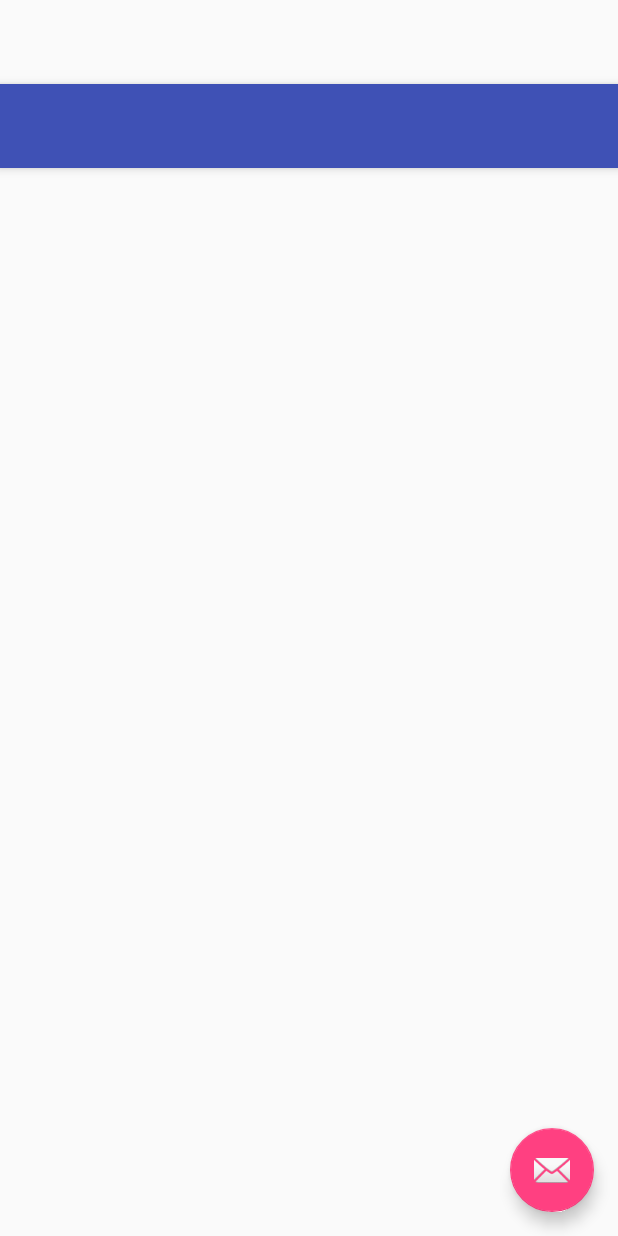
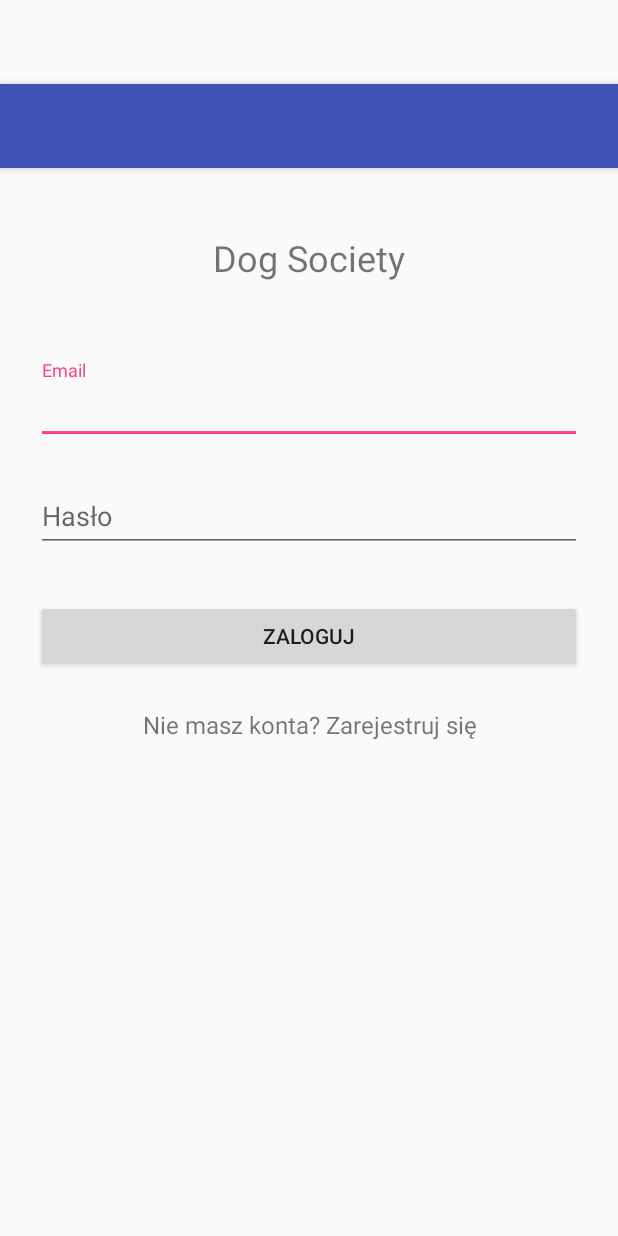
Before and after one commit to Nekromancer/DogSociety, an Android app: the layout activity_login.xml on its own in the app's theme, with its tools: preview values and no code run, on a phone screen of 412 x 824 dp. Run offline under Robolectric (Android 15) with nearby library versions, the phone set to English and light mode, and no system bars.

Commit message:
Login Screen and project-wide tests on Robolectric

```diff
--- a/app/src/main/java/pl/ownvision/dogsociety/MainApplication.kt
+++ b/app/src/main/java/pl/ownvision/dogsociety/MainApplication.kt
@@ -2,13 +2,17 @@ package pl.ownvision.dogsociety
 
 import android.app.Application
 import com.crashlytics.android.Crashlytics
+import com.parse.Parse
 import io.fabric.sdk.android.Fabric;
 
-class MainApplication : Application() {
+open class MainApplication : Application() {
 
     override fun onCreate() {
         super.onCreate()
         if (!BuildConfig.DEBUG)
             Fabric.with(this, Crashlytics())
+        Parse.initialize(this, BuildConfig.PARSE_APPLICATION_ID, BuildConfig.PARSE_CLIENT_KEY);
+
+        // TODO : Log user into crashlytics https://fabric.io/kits/android/crashlytics/features
     }
 }
--- a/app/src/main/res/layout/activity_login.xml
+++ b/app/src/main/res/layout/activity_login.xml
@@ -5,7 +5,7 @@
     android:layout_width="match_parent"
     android:layout_height="match_parent"
     android:fitsSystemWindows="true"
-    tools:context="pl.ownvision.dogsociety.LoginActivity">
+    tools:context=".activities.LoginActivity">
 
     <android.support.design.widget.AppBarLayout
         android:layout_width="match_parent"
@@ -23,12 +23,4 @@
 
     <include layout="@layout/content_login" />
 
-    <android.support.design.widget.FloatingActionButton
-        android:id="@+id/fab"
-        android:layout_width="wrap_content"
-        android:layout_height="wrap_content"
-        android:layout_gravity="bottom|end"
-        android:layout_margin="@dimen/fab_margin"
-        android:src="@android:drawable/ic_dialog_email" />
-
 </android.support.design.widget.CoordinatorLayout>
--- a/app/src/main/res/layout/content_login.xml
+++ b/app/src/main/res/layout/content_login.xml
@@ -1,15 +1,76 @@
 <?xml version="1.0" encoding="utf-8"?>
-<RelativeLayout xmlns:android="http://schemas.android.com/apk/res/android"
-    xmlns:app="http://schemas.android.com/apk/res-auto"
+<ScrollView xmlns:android="http://schemas.android.com/apk/res/android"
     xmlns:tools="http://schemas.android.com/tools"
-    android:layout_width="match_parent"
-    android:layout_height="match_parent"
-    android:paddingBottom="@dimen/activity_vertical_margin"
-    android:paddingLeft="@dimen/activity_horizontal_margin"
-    android:paddingRight="@dimen/activity_horizontal_margin"
-    android:paddingTop="@dimen/activity_vertical_margin"
-    app:layout_behavior="@string/appbar_scrolling_view_behavior"
-    tools:context="pl.ownvision.dogsociety.LoginActivity"
+    android:layout_width="fill_parent"
+    android:layout_height="fill_parent"
+    android:fitsSystemWindows="true"
+    tools:context=".activities.LoginActivity"
     tools:showIn="@layout/activity_login">
 
-</RelativeLayout>
+    <LinearLayout
+        android:orientation="vertical"
+        android:layout_width="match_parent"
+        android:layout_height="wrap_content"
+        android:paddingTop="56dp"
+        android:paddingLeft="24dp"
+        android:paddingRight="24dp">
+
+        <TextView
+            android:layout_width="fill_parent"
+            android:layout_height="72dp"
+            android:layout_marginTop="24dp"
+            android:layout_marginBottom="24dp"
+            android:text="@string/app_name"
+            android:gravity="center"
+            android:textSize="24sp" />
+
+        <!-- Email Label -->
+        <android.support.design.widget.TextInputLayout
+            android:layout_width="match_parent"
+            android:layout_height="wrap_content"
+            android:layout_marginTop="8dp"
+            android:layout_marginBottom="8dp">
+
+            <EditText
+                android:id="@+id/input_email"
+                android:layout_width="match_parent"
+                android:layout_height="wrap_content"
+                android:inputType="textEmailAddress"
+                android:hint="@string/email" />
+        </android.support.design.widget.TextInputLayout>
+
+        <!-- Password Label -->
+        <android.support.design.widget.TextInputLayout
+            android:layout_width="match_parent"
+            android:layout_height="wrap_content"
+            android:layout_marginTop="8dp"
+            android:layout_marginBottom="8dp">
+
+            <EditText
+                android:id="@+id/input_password"
+                android:layout_width="match_parent"
+                android:layout_height="wrap_content"
+                android:inputType="textPassword"
+                android:hint="@string/password" />
+        </android.support.design.widget.TextInputLayout>
+
+        <android.support.v7.widget.AppCompatButton
+            android:id="@+id/btn_login"
+            android:layout_width="fill_parent"
+            android:layout_height="wrap_content"
+            android:layout_marginTop="24dp"
+            android:layout_marginBottom="24dp"
+            android:padding="12dp"
+            android:text="@string/login" />
+
+        <TextView
+            android:id="@+id/link_signup"
+            android:layout_width="fill_parent"
+            android:layout_height="wrap_content"
+            android:layout_marginBottom="24dp"
+            android:text="@string/no_account_register"
+            android:gravity="center"
+            android:textSize="16sp" />
+
+    </LinearLayout>
+</ScrollView>
--- a/app/src/main/res/values/strings.xml
+++ b/app/src/main/res/values/strings.xml
@@ -1,4 +1,12 @@
 <resources>
     <string name="app_name">Dog Society</string>
     <string name="title_activity_login">Logowanie</string>
+    <string name="email">Email</string>
+    <string name="password">Hasło</string>
+    <string name="login">Zaloguj</string>
+    <string name="no_account_register">Nie masz konta? Zarejestruj się</string>
+    <string name="enter_valid_email">Wprowadź poprawny adres email</string>
+    <string name="enter_valid_password">Hasło powinno mieć między 4 a 15 znaków alfanumerycznych</string>
+    <string name="failed_login">Błąd podczas logowania</string>
+    <string name="authorizing_progress">Trwa autoryzacja...</string>
 </resources>
```
Also changed, not shown: app/build.gradle (+31 -3 lines), app/src/main/AndroidManifest.xml (+11 -4 lines), app/src/main/java/pl/ownvision/dogsociety/LoginActivity.kt (deleted, +0 -20 lines), app/src/main/java/pl/ownvision/dogsociety/activities/LoginActivity.kt (added, +89 -0 lines), app/src/main/java/pl/ownvision/dogsociety/activities/SplashActivity.kt (added, +25 -0 lines), app/src/main/res/layout/activity_splash.xml (added, +12 -0 lines), 5 other files.
